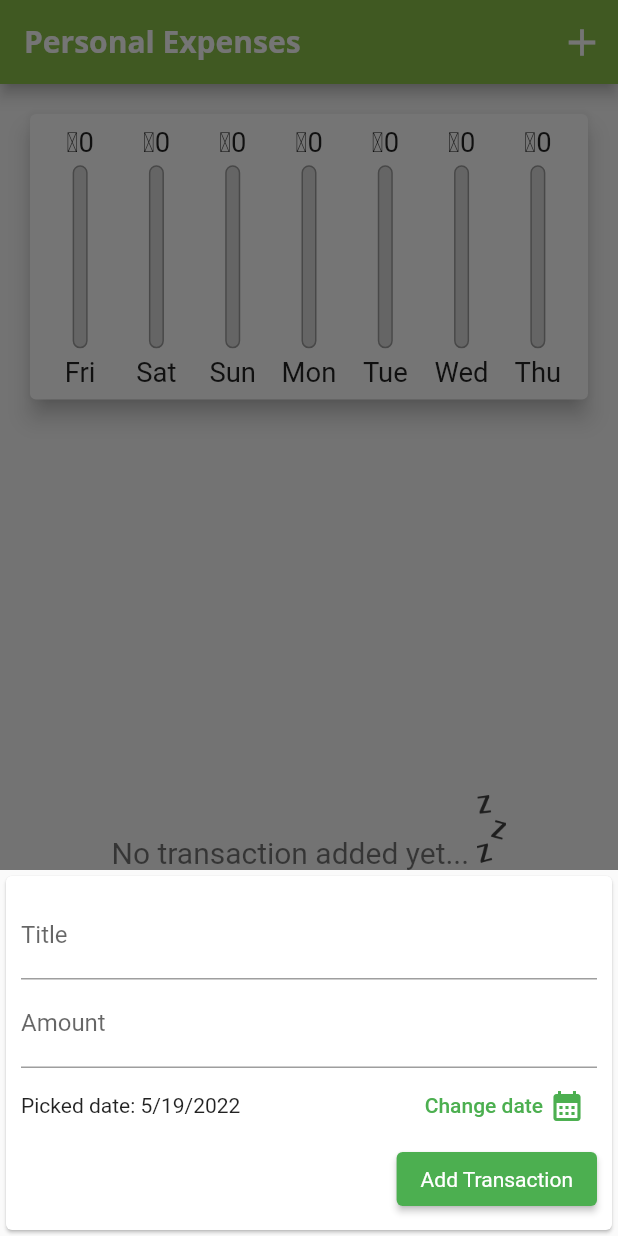
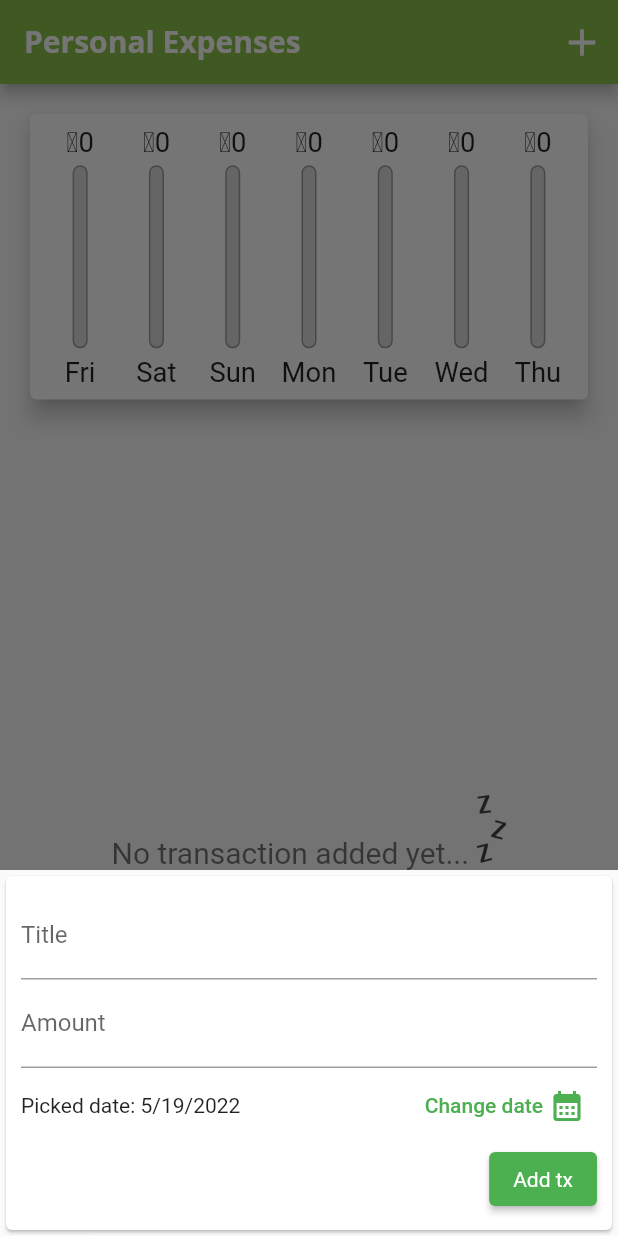
Before and after one commit to YehorBubyrDev/personal_expenses_app, a Flutter app: the screen it shows after launch, after a tap on the "delete outline" icon, after a tap on the "add" icon, on a phone screen of 412 x 824 dp. Run offline on Flutter 3.47's test engine with Material 2 defaults, Android fonts, the phone set to English and light mode, and no system bars; Roboto replaces fonts that are missing (Quicks).

Commit message:
fix bottom sheet apperance

```diff
--- a/lib/main.dart
+++ b/lib/main.dart
@@ -16,12 +16,7 @@ class MyApp extends StatelessWidget {
 
   @override
   Widget build(BuildContext context) {
-    return Platform.isIOS
-        ? const CupertinoApp(
-            home: MyHomePage(),
-            debugShowCheckedModeBanner: false,
-          )
-        : MaterialApp(
+    return MaterialApp(
       title: 'Peronal Expenses',
       theme: ThemeData(
         primarySwatch: Colors.green,
--- /dev/null
+++ b/lib/widgets/Adaptive/adaptive_flatt_button.dart
@@ -0,0 +1,31 @@
+import 'dart:io';
+import 'package:flutter/material.dart';
+import 'package:flutter/cupertino.dart';
+
+class AdaptiveFlatButton extends StatelessWidget {
+  final String title;
+  final Function submitData;
+  const AdaptiveFlatButton({
+    required this.submitData,
+    required this.title,
+    Key? key,
+  }) : super(key: key);
+
+  @override
+  Widget build(BuildContext context) {
+    return Container(
+      child: Platform.isIOS
+          ? CupertinoButton.filled(
+              onPressed: () => submitData,
+              child: Text(title),
+            )
+          : ElevatedButton(
+              onPressed: () => submitData,
+              style: TextButton.styleFrom(
+                textStyle: const TextStyle(fontSize: 14),
+              ),
+              child: Text(title),
+            ),
+    );
+  }
+}
--- a/lib/widgets/Transaction/new_transaction.dart
+++ b/lib/widgets/Transaction/new_transaction.dart
@@ -2,6 +2,7 @@ import 'dart:io';
 import 'package:flutter/material.dart';
 import 'package:flutter/cupertino.dart';
 import 'package:intl/intl.dart';
+import 'package:personal_expenses_app/widgets/Adaptive/adaptive_flatt_button.dart';
 
 class NewTransaction extends StatefulWidget {
   final Function addNewTx;
@@ -103,18 +104,10 @@ class _NewTransactionState extends State<NewTransaction> {
                   ],
                 ),
               ),
-              Platform.isIOS
-                  ? CupertinoButton.filled(
-                      onPressed: _submitData,
-                      child: const Text('Add Transaction'),
-                    )
-                  : ElevatedButton(
-                      onPressed: _submitData,
-                      style: TextButton.styleFrom(
-                        textStyle: const TextStyle(fontSize: 14),
-                      ),
-                      child: const Text('Add Transaction'),
-                    ),
+              AdaptiveFlatButton(
+                title: 'Add tx',
+                submitData: _submitData,
+              ),
             ],
           ),
         ),
```
Lines whose indentation alone changed are shown as unchanged.
